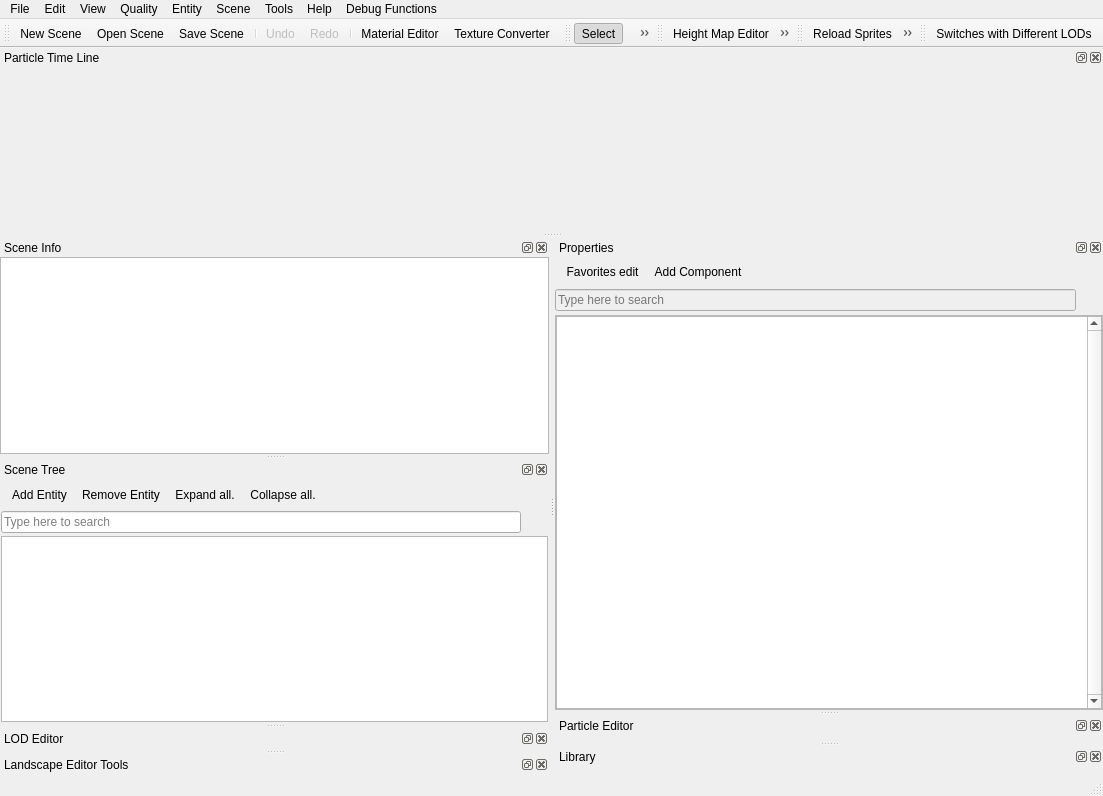
This is Tools/ResourceEditor/DataQt/mainwindow.ui in xaoctech/dava.engine as Qt 5 draws it before an edit. The edited form follows.
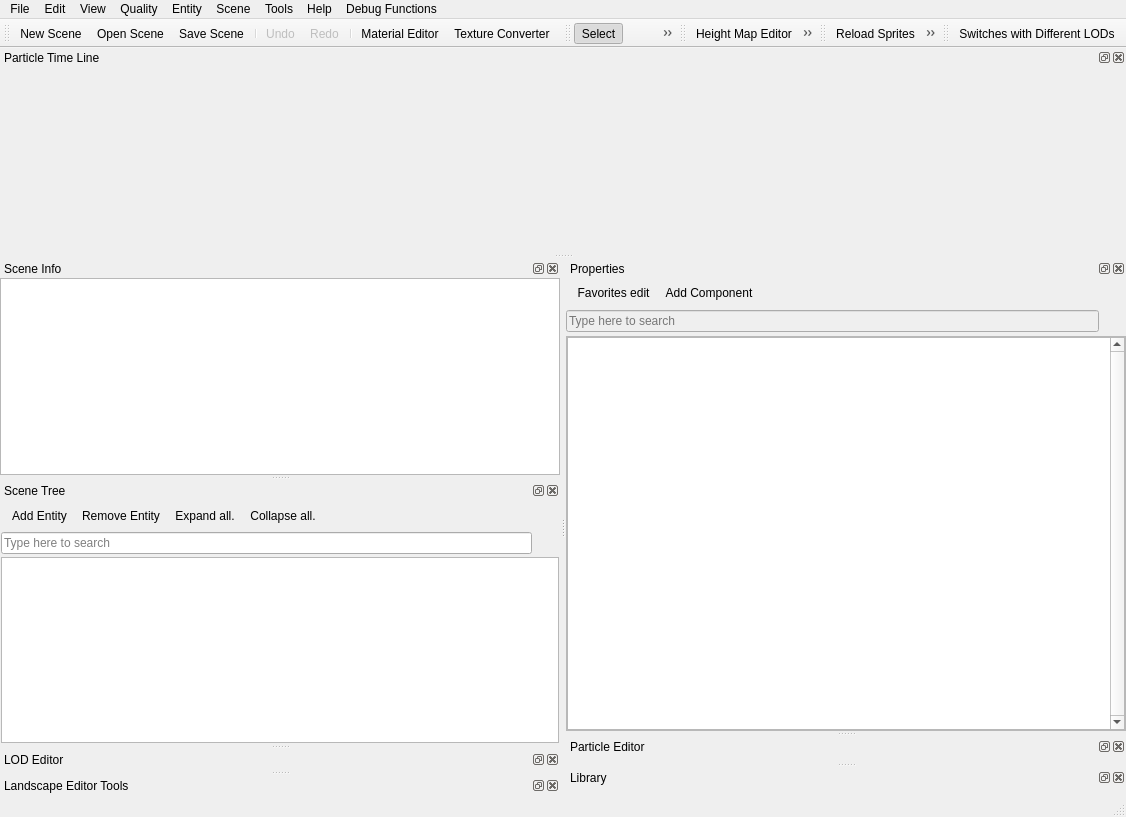
This is the edited form. Icons and pictures are not drawn. Custom widgets are drawn as their Qt base class.

Commit message: [DF-5161] Fixed assert with dragging MainWindow between monitors.

The edit to the form file:
```diff
--- a/Tools/ResourceEditor/DataQt/mainwindow.ui
+++ b/Tools/ResourceEditor/DataQt/mainwindow.ui
@@ -6,8 +6,8 @@
    <rect>
     <x>0</x>
     <y>0</y>
-    <width>1103</width>
-    <height>796</height>
+    <width>1126</width>
+    <height>817</height>
    </rect>
   </property>
   <property name="sizePolicy">
@@ -200,8 +200,8 @@
     <rect>
      <x>0</x>
      <y>0</y>
-     <width>1103</width>
-     <height>22</height>
+     <width>1126</width>
+     <height>21</height>
     </rect>
    </property>
    <widget class="QMenu" name="menuFile">
@@ -441,11 +441,11 @@
    <addaction name="menuDebug_Functions"/>
   </widget>
   <widget class="QDockWidget" name="dockParticleEditor">
-   <property name="sizePolicy">
-    <sizepolicy hsizetype="Fixed" vsizetype="Preferred">
-     <horstretch>0</horstretch>
-     <verstretch>0</verstretch>
-    </sizepolicy>
+   <property name="maximumSize">
+    <size>
+     <width>16777215</width>
+     <height>16777215</height>
+    </size>
    </property>
    <property name="windowTitle">
     <string>Particle Editor</string>
@@ -456,6 +456,12 @@
    <widget class="ParticleEditorWidget" name="dockWidgetContents_3"/>
   </widget>
   <widget class="QDockWidget" name="dockParticleEditorTimeLine">
+   <property name="maximumSize">
+    <size>
+     <width>16777215</width>
+     <height>16777215</height>
+    </size>
+   </property>
    <property name="windowTitle">
     <string>Particle Time Line</string>
    </property>
```
Left out of the diff: 86 changed lines with no effect on the pictures. The commit also changes 1 other file.
